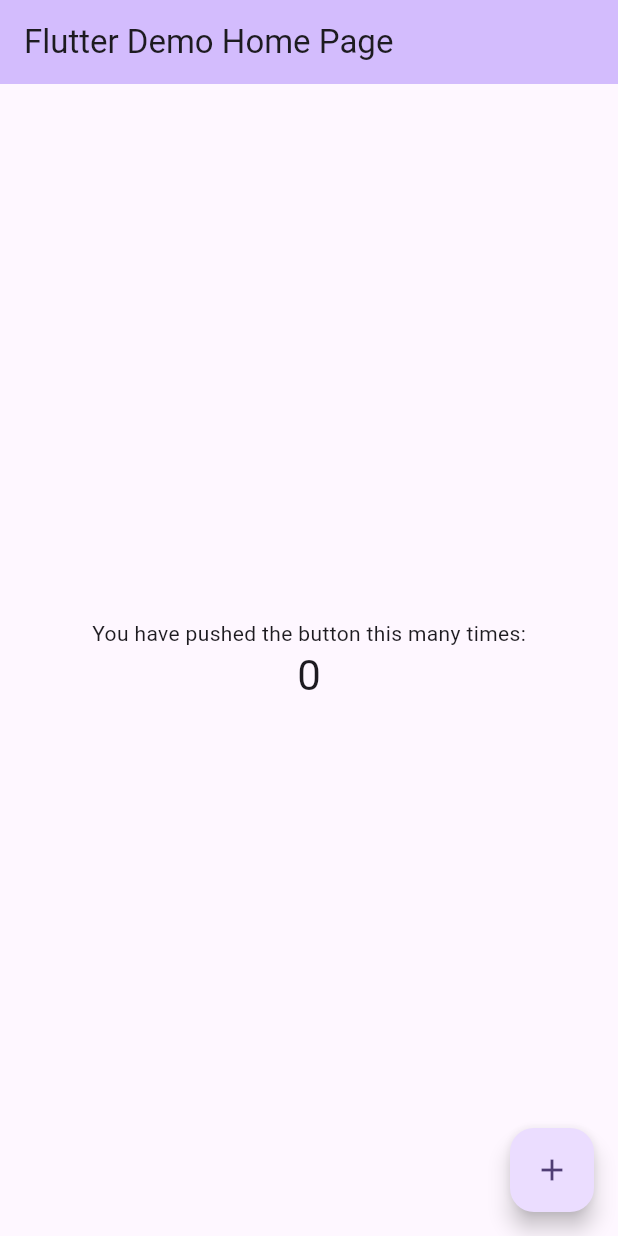
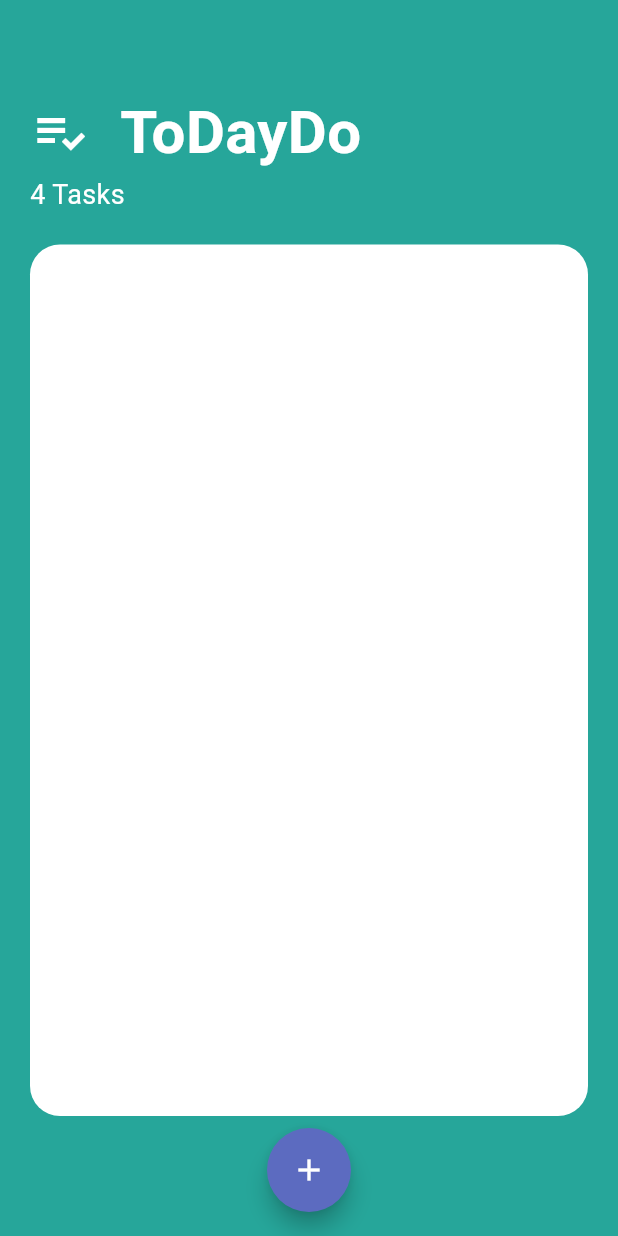
Before and after one commit to Emad-Nasri/to_day_do_app, a Flutter app: the screen it shows after launch, on a phone screen of 412 x 824 dp. Run offline on Flutter 3.47's test engine with Material 3 defaults, Android fonts, the phone set to English and light mode, and no system bars.

Commit message:
create initial task screen

```diff
--- a/lib/main.dart
+++ b/lib/main.dart
@@ -1,122 +1,15 @@
 import 'package:flutter/material.dart';
+import 'package:to_day_do_app/screens/tasks_screen.dart';
 
 void main() {
-  runApp(const MyApp());
+  runApp(const TODayDoApp());
 }
 
-class MyApp extends StatelessWidget {
-  const MyApp({super.key});
-
-  // This widget is the root of your application.
-  @override
-  Widget build(BuildContext context) {
-    return MaterialApp(
-      title: 'Flutter Demo',
-      theme: ThemeData(
-        // This is the theme of your application.
-        //
-        // TRY THIS: Try running your application with "flutter run". You'll see
-        // the application has a purple toolbar. Then, without quitting the app,
-        // try changing the seedColor in the colorScheme below to Colors.green
-        // and then invoke "hot reload" (save your changes or press the "hot
-        // reload" button in a Flutter-supported IDE, or press "r" if you used
-        // the command line to start the app).
-        //
-        // Notice that the counter didn't reset back to zero; the application
-        // state is not lost during the reload. To reset the state, use hot
-        // restart instead.
-        //
-        // This works for code too, not just values: Most code changes can be
-        // tested with just a hot reload.
-        colorScheme: ColorScheme.fromSeed(seedColor: Colors.deepPurple),
-      ),
-      home: const MyHomePage(title: 'Flutter Demo Home Page'),
-    );
-  }
-}
-
-class MyHomePage extends StatefulWidget {
-  const MyHomePage({super.key, required this.title});
-
-  // This widget is the home page of your application. It is stateful, meaning
-  // that it has a State object (defined below) that contains fields that affect
-  // how it looks.
-
-  // This class is the configuration for the state. It holds the values (in this
-  // case the title) provided by the parent (in this case the App widget) and
-  // used by the build method of the State. Fields in a Widget subclass are
-  // always marked "final".
-
-  final String title;
-
-  @override
-  State<MyHomePage> createState() => _MyHomePageState();
-}
-
-class _MyHomePageState extends State<MyHomePage> {
-  int _counter = 0;
-
-  void _incrementCounter() {
-    setState(() {
-      // This call to setState tells the Flutter framework that something has
-      // changed in this State, which causes it to rerun the build method below
-      // so that the display can reflect the updated values. If we changed
-      // _counter without calling setState(), then the build method would not be
-      // called again, and so nothing would appear to happen.
-      _counter++;
-    });
-  }
+class TODayDoApp extends StatelessWidget {
+  const TODayDoApp({super.key});
 
   @override
   Widget build(BuildContext context) {
-    // This method is rerun every time setState is called, for instance as done
-    // by the _incrementCounter method above.
-    //
-    // The Flutter framework has been optimized to make rerunning build methods
-    // fast, so that you can just rebuild anything that needs updating rather
-    // than having to individually change instances of widgets.
-    return Scaffold(
-      appBar: AppBar(
-        // TRY THIS: Try changing the color here to a specific color (to
-        // Colors.amber, perhaps?) and trigger a hot reload to see the AppBar
-        // change color while the other colors stay the same.
-        backgroundColor: Theme.of(context).colorScheme.inversePrimary,
-        // Here we take the value from the MyHomePage object that was created by
-        // the App.build method, and use it to set our appbar title.
-        title: Text(widget.title),
-      ),
-      body: Center(
-        // Center is a layout widget. It takes a single child and positions it
-        // in the middle of the parent.
-        child: Column(
-          // Column is also a layout widget. It takes a list of children and
-          // arranges them vertically. By default, it sizes itself to fit its
-          // children horizontally, and tries to be as tall as its parent.
-          //
-          // Column has various properties to control how it sizes itself and
-          // how it positions its children. Here we use mainAxisAlignment to
-          // center the children vertically; the main axis here is the vertical
-          // axis because Columns are vertical (the cross axis would be
-          // horizontal).
-          //
-          // TRY THIS: Invoke "debug painting" (choose the "Toggle Debug Paint"
-          // action in the IDE, or press "p" in the console), to see the
-          // wireframe for each widget.
-          mainAxisAlignment: MainAxisAlignment.center,
-          children: <Widget>[
-            const Text('You have pushed the button this many times:'),
-            Text(
-              '$_counter',
-              style: Theme.of(context).textTheme.headlineMedium,
-            ),
-          ],
-        ),
-      ),
-      floatingActionButton: FloatingActionButton(
-        onPressed: _incrementCounter,
-        tooltip: 'Increment',
-        child: const Icon(Icons.add),
-      ), // This trailing comma makes auto-formatting nicer for build methods.
-    );
+    return MaterialApp(debugShowCheckedModeBanner: false, home: TasksScreen());
   }
 }
--- /dev/null
+++ b/lib/screens/tasks_screen.dart
@@ -0,0 +1,59 @@
+import 'package:flutter/material.dart';
+
+class TasksScreen extends StatelessWidget {
+  const TasksScreen({super.key});
+
+  @override
+  Widget build(BuildContext context) {
+    return Scaffold(
+      floatingActionButtonLocation: FloatingActionButtonLocation.centerFloat,
+      floatingActionButton: FloatingActionButton(
+        shape: CircleBorder(),
+        onPressed: null,
+        backgroundColor: Colors.indigo[400],
+        child: Icon(Icons.add, color: Colors.white),
+      ),
+      backgroundColor: Colors.teal[400],
+      body: Container(
+        padding: const EdgeInsets.only(
+          top: 60,
+          left: 20,
+          right: 20,
+          bottom: 80,
+        ),
+        child: Column(
+          crossAxisAlignment: CrossAxisAlignment.start,
+          children: [
+            Row(
+              children: [
+                Icon(Icons.playlist_add_check, size: 40, color: Colors.white),
+                SizedBox(width: 20),
+                Text(
+                  'ToDayDo',
+                  style: TextStyle(
+                    color: Colors.white,
+                    fontSize: 40,
+                    fontWeight: FontWeight.bold,
+                  ),
+                ),
+              ],
+            ),
+            Text(
+              '4 Tasks',
+              style: TextStyle(color: Colors.white, fontSize: 18),
+            ),
+            SizedBox(height: 20),
+            Expanded(
+              child: Container(
+                decoration: BoxDecoration(
+                  color: Colors.white,
+                  borderRadius: BorderRadius.all(Radius.circular(20)),
+                ),
+              ),
+            ),
+          ],
+        ),
+      ),
+    );
+  }
+}
```
